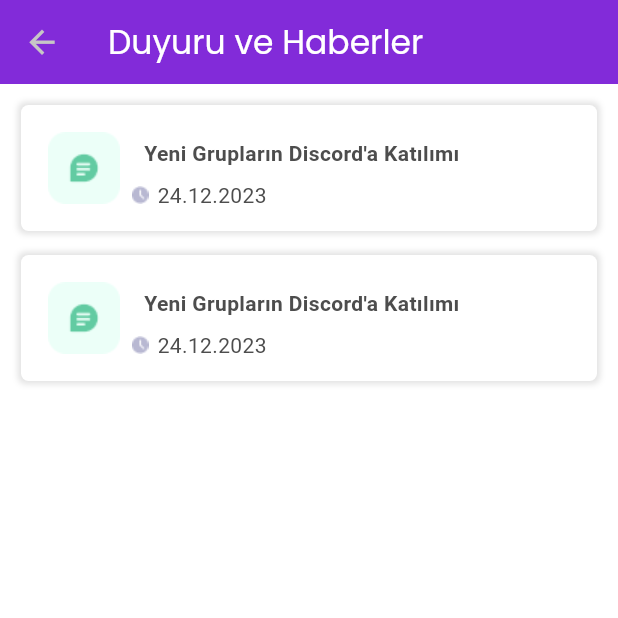
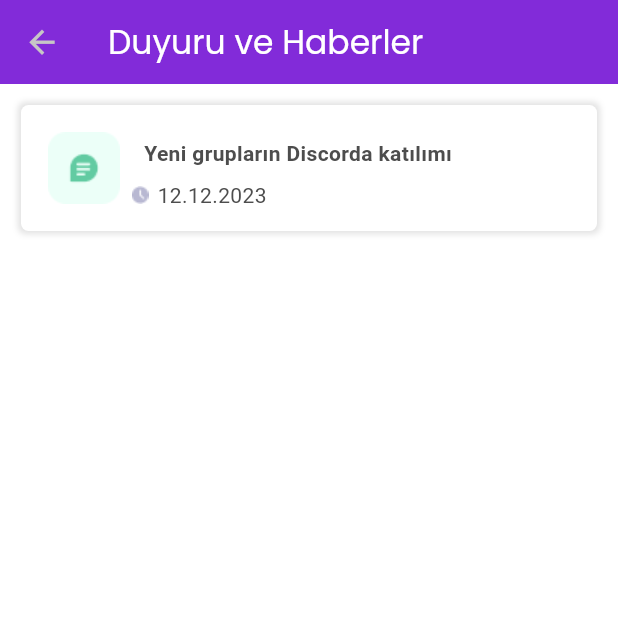
Before and after one commit to ozgeakinci/tobeto-app, a Flutter app: the AnnounccementAndnews screen opened directly, on a phone screen of 412 x 824 dp, the top half of it. Run offline on Flutter 3.47's test engine with Material 3 defaults, Android fonts, the phone set to English and light mode, and no system bars; our stand-ins replace google_fonts.

Commit message:
notification fixed and calender page addied

```diff
--- a/lib/view/screens/homeScreens/announccementAndnews.dart
+++ b/lib/view/screens/homeScreens/announccementAndnews.dart
@@ -1,6 +1,6 @@
 import 'package:flutter/material.dart';
 import 'package:tobeto_app/theme/tobeto_theme_color.dart';
-import 'package:tobeto_app/view/widgets/announccementAndnewsWidgets/natification_card.dart';
+import 'package:tobeto_app/view/widgets/announccementAndnewsWidgets/notification_card.dart';
 
 class AnnounccementAndnews extends StatelessWidget {
   const AnnounccementAndnews({Key? key}) : super(key: key);
@@ -19,11 +19,16 @@
         padding: const EdgeInsets.all(14.0),
         child: ListView(
           children: const [
-            NatificationCard(),
+            NatificationCard(
+              title: "Yeni grupların Discorda katılımı",
+              date: "12.12.2023",
+              image: "assets/images/message_icon.png",
+
+              //"assets/images/message_icon.png"
+            ),
             SizedBox(
               height: 16,
             ),
-            NatificationCard()
           ],
         ),
       ),
--- a/lib/view/screens/menuScreens/calender.dart
+++ b/lib/view/screens/menuScreens/calender.dart
@@ -1,12 +1,36 @@
 import 'package:flutter/material.dart';
+import 'package:tobeto_app/view/widgets/announccementAndnewsWidgets/notification_card.dart';
 
 class Calender extends StatelessWidget {
   const Calender({Key? key}) : super(key: key);
 
   @override
   Widget build(BuildContext context) {
-    return const Scaffold(
-      body: Center(child: Text('Takvim')),
+    return Padding(
+      padding: const EdgeInsets.all(14.0),
+      child: ListView(
+        children: const [
+          NatificationCard(
+            title: "C#Programming",
+            subtitle: "Gürkan ilişen",
+            date: "15 Ara 2023 18:00",
+            finishDate: "15 Ara 2023 20:00",
+            image: "assets/images/message_icon.png",
+            subImage: "assets/images/time_icon.png",
+          ),
+          SizedBox(
+            height: 12,
+          ),
+          NatificationCard(
+            title: "C#Programming",
+            subtitle: "Gürkan ilişen",
+            date: "15 Ara 2023 18:00",
+            finishDate: "15 Ara 2023 20:00",
+            image: "assets/images/message_icon.png",
+            subImage: "assets/images/time_icon.png",
+          )
+        ],
+      ),
     );
   }
 }
--- a/lib/view/widgets/announccementAndnewsWidgets/natification_card.dart
+++ /dev/null
@@ -1,56 +0,0 @@
-import 'package:flutter/material.dart';
-import 'package:tobeto_app/theme/tobeto_theme_color.dart';
-
-class NatificationCard extends StatelessWidget {
-  const NatificationCard({Key? key}) : super(key: key);
-
-  @override
-  Widget build(BuildContext context) {
-    bool isDarkMode = Theme.of(context).brightness == Brightness.dark;
-    return Container(
-      padding: const EdgeInsets.all(10),
-      decoration: BoxDecoration(
-          borderRadius: BorderRadius.circular(5),
-          boxShadow: [
-            BoxShadow(
-                color: isDarkMode
-                    ? Colors.grey.withOpacity(0.1)
-                    : Colors.grey.withOpacity(0.3),
-                spreadRadius: 2,
-                blurRadius: 3),
-          ],
-          color: isDarkMode
-              ? TobetoAppColor.buttonColorDark
-              : TobetoAppColor.buttonColorLight),
-      child: Row(
-        mainAxisAlignment: MainAxisAlignment.start,
-        children: [
-          Padding(
-            padding: const EdgeInsets.all(8.0),
-            child: Image.asset("assets/images/message_icon.png"),
-          ),
-          Column(
-            crossAxisAlignment: CrossAxisAlignment.start,
-            children: [
-              const Padding(
-                  padding: const EdgeInsets.all(8.0),
-                  child: Text(
-                    "Yeni Grupların Discord'a Katılımı",
-                  )),
-              Row(
-                children: [
-                  Image.asset("assets/images/time_icon.png"),
-                  const SizedBox(width: 6),
-                  const Text(
-                    "24.12.2023",
-                    style: TextStyle(fontWeight: FontWeight.w400),
-                  ),
-                ],
-              ),
-            ],
-          ),
-        ],
-      ),
-    );
-  }
-}
--- /dev/null
+++ b/lib/view/widgets/announccementAndnewsWidgets/notification_card.dart
@@ -0,0 +1,95 @@
+import 'package:flutter/material.dart';
+import 'package:tobeto_app/theme/tobeto_theme_color.dart';
+
+class NatificationCard extends StatelessWidget {
+  const NatificationCard({
+    Key? key,
+    required this.title,
+    this.subtitle = "",
+    required this.date,
+    required this.image,
+    this.subImage = "assets/images/time_icon.png",
+    this.finishDate = "",
+  }) : super(key: key);
+
+  final String title;
+  final String subtitle;
+  final String date;
+  final String image;
+  final String subImage;
+  final String finishDate;
+
+  @override
+  Widget build(BuildContext context) {
+    bool isDarkMode = Theme.of(context).brightness == Brightness.dark;
+    return Container(
+      padding: const EdgeInsets.all(10),
+      decoration: BoxDecoration(
+          borderRadius: BorderRadius.circular(5),
+          boxShadow: [
+            BoxShadow(
+                color: isDarkMode
+                    ? Colors.grey.withOpacity(0.1)
+                    : Colors.grey.withOpacity(0.3),
+                spreadRadius: 2,
+                blurRadius: 3),
+          ],
+          color: isDarkMode
+              ? TobetoAppColor.buttonColorDark
+              : TobetoAppColor.buttonColorLight),
+      child: Row(
+        mainAxisAlignment: MainAxisAlignment.start,
+        children: [
+          Padding(
+            padding: const EdgeInsets.all(8.0),
+            child: Image.asset(image), // "assets/images/message_icon.png")
+          ),
+          Column(
+            crossAxisAlignment: CrossAxisAlignment.start,
+            children: [
+              Padding(
+                  padding: const EdgeInsets.all(8.0),
+                  child: Column(
+                    crossAxisAlignment: CrossAxisAlignment.start,
+                    children: [
+                      Text(
+                        title,
+                      ),
+                      if (subtitle.isNotEmpty)
+                        Text(
+                          subtitle,
+                        ),
+                    ],
+                  )),
+              Column(
+                children: [
+                  Row(
+                    children: [
+                      Image.asset(subImage),
+                      const SizedBox(width: 6),
+                      Text(
+                        date,
+                        style: TextStyle(fontWeight: FontWeight.w400),
+                      ),
+                    ],
+                  ),
+                  if (finishDate.isNotEmpty)
+                    Row(
+                      children: [
+                        Image.asset(subImage),
+                        const SizedBox(width: 6),
+                        Text(
+                          finishDate,
+                          style: TextStyle(fontWeight: FontWeight.w400),
+                        ),
+                      ],
+                    ),
+                ],
+              ),
+            ],
+          ),
+        ],
+      ),
+    );
+  }
+}
```
